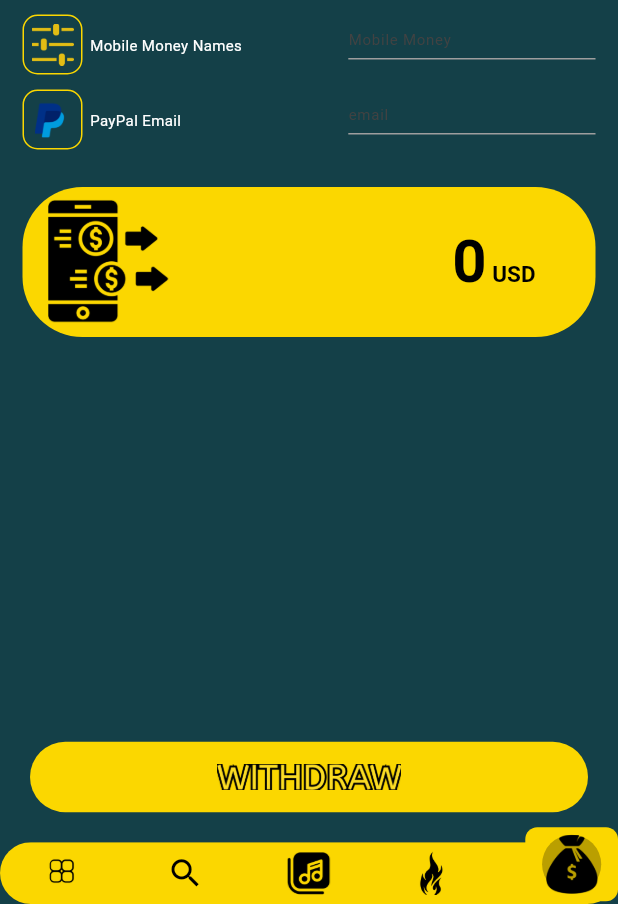
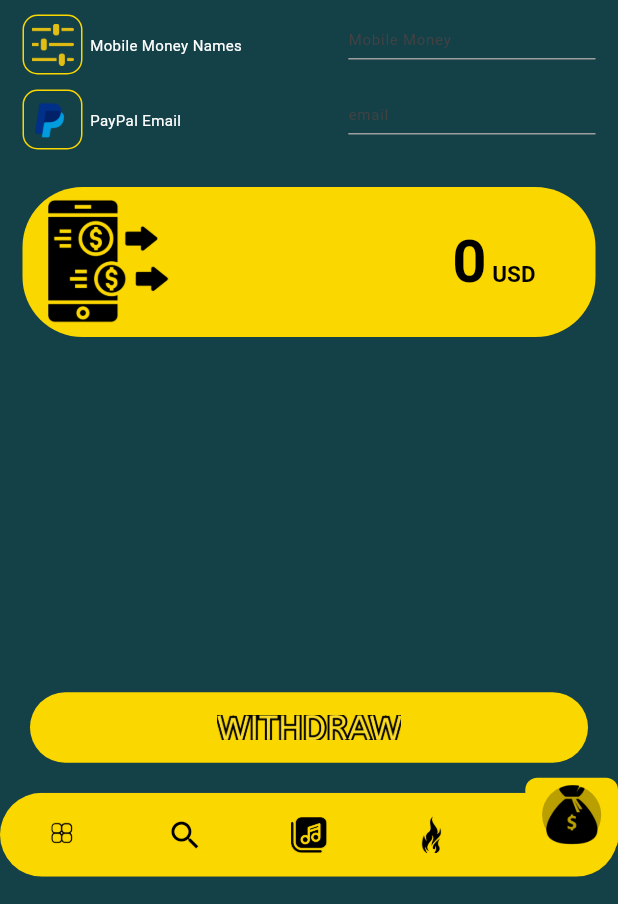
Before and after one commit to worksmartgroup/snapmug, a Flutter app: the HomePage screen opened directly, item 5 of the bottom bar chosen, on a phone screen of 412 x 824 dp, the part 332-1236 px from its top. Run offline on Flutter 3.47's test engine with Material 3 defaults, Android fonts, the phone set to English and light mode, and no system bars; drawn by our look-alikes of google_mobile_ads; our stand-ins replace audioplayers, awesome_dialog, cached_network_image, cloud_functions, connectivity_plus, country_picker and 16 more; missing offline and left inert: flutter_facebook_auth, gif_view; accounts and stored records are empty; network calls fail.

Commit message:
edit sized for all phones & icon App

```diff
--- a/lib/main.dart
+++ b/lib/main.dart
@@ -11,7 +11,6 @@ import 'package:google_mobile_ads/google_mobile_ads.dart';
 import 'package:just_audio_background/just_audio_background.dart';
 import 'package:snapmug/core/class/colors.dart';
 import 'package:snapmug/pages/splash_screen.dart';
-
 
 class DefaultFirebaseOptions {
   static FirebaseOptions get currentPlatform {
@@ -75,6 +74,9 @@ class MyApp extends StatelessWidget {
   Widget build(BuildContext context) {
     return GetMaterialApp(
       title: 'Snapmug',
+      useInheritedMediaQuery: true,
+      // locale: DevicePreview.locale(context),
+      // builder: DevicePreview.appBuilder,
       debugShowCheckedModeBanner: false,
       theme: ThemeData(
         appBarTheme: const AppBarTheme(
--- a/lib/pages/HomePage.dart
+++ b/lib/pages/HomePage.dart
@@ -5,7 +5,7 @@ import 'package:firebase_auth/firebase_auth.dart';
 import 'package:firebase_database/firebase_database.dart';
 import 'package:flutter/material.dart';
 import 'package:fluttertoast/fluttertoast.dart';
-import 'package:get/route_manager.dart';
+import 'package:get/get.dart';
 import 'package:gif_view/gif_view.dart';
 import 'package:google_sign_in/google_sign_in.dart';
 import 'package:snapmug/globals.dart' as globals;
@@ -303,54 +303,55 @@ class _HomePageState extends State<HomePage> with WidgetsBindingObserver {
         ],
       ),
       body: _getPage(_selectedIndex),
-      bottomNavigationBar: Container(
-        height: Get.height * 0.05,
-        decoration: BoxDecoration(
-            // color: yellowColor,
-            borderRadius: BorderRadius.circular(15)),
+      bottomNavigationBar: SizedBox(
+        height: Get.height * 0.09,
         child: Stack(
           clipBehavior: Clip.none,
           children: [
             ClipRRect(
               borderRadius: BorderRadius.circular(100),
-              child: Theme(
-                data: Theme.of(context).copyWith(
-                    // sets the background color of the `BottomNavigationBar`
-                    canvasColor: yellowColor,
-                    // sets the active color of the `BottomNavigationBar` if `Brightness` is light
-                    primaryColor: yellowColor,
-                    textTheme: Theme.of(context)
-                        .textTheme
-                        .copyWith(bodySmall: TextStyle(color: yellowColor))),
               child: BottomNavigationBar(
                 type: BottomNavigationBarType.fixed,
                 selectedFontSize: 0.0,
                 unselectedFontSize: 0.0,
                 backgroundColor: yellowColor,
+                showSelectedLabels: false,
+                showUnselectedLabels: false,
                 items: <BottomNavigationBarItem>[
                   BottomNavigationBarItem(
-                      icon: CircleAvatar(
-                        backgroundColor: _selectedIndex == 0
+                    icon: Container(
+                      padding:
+                          const EdgeInsets.all(4), // تقليل المساحة الداخلية
+
+                      alignment: Alignment.center,
+                      decoration: BoxDecoration(
+                        shape: BoxShape.circle,
+                        color: _selectedIndex == 0
                             ? Colors.black26
                             : Colors.transparent,
+                      ),
                       child: Image.asset(
                         'assets/noun-menu-4748399.png',
-                          width: Get.width * 0.07,
-                          height: Get.height * 0.1,
+                        //  width: Get.width * 0.08,
+                        height: Get.height * 0.03,
+                        fit: BoxFit.cover,
                         color: Colors.black,
                       ),
                     ),
                     label: '',
                   ),
                   BottomNavigationBarItem(
-                      icon: CircleAvatar(
-                          backgroundColor: _selectedIndex == 1
+                    icon: Container(
+                        decoration: BoxDecoration(
+                          shape: BoxShape.circle,
+                          color: _selectedIndex == 1
                               ? Colors.black26
                               : Colors.transparent,
-                          child: const Icon(
+                        ),
+                        child: Icon(
                           Icons.search,
                           color: Colors.black,
-                            size: 25,
+                          size: Get.height * 0.03,
                         )),
                     label: '',
                   ),
@@ -363,8 +364,8 @@ class _HomePageState extends State<HomePage> with WidgetsBindingObserver {
                           padding: const EdgeInsets.all(5),
                           child: Image.asset(
                             'assets/noun-multimedia-6419441.png',
-                              width: Get.width * 0.07,
-                              height: Get.height * 0.1,
+                            //   width: Get.width * 0.07,
+                            height: Get.height * 0.03,
                             color: Colors.black,
                           ),
                         )),
@@ -377,32 +378,28 @@ class _HomePageState extends State<HomePage> with WidgetsBindingObserver {
                             : Colors.transparent,
                         child: Image.asset(
                           'assets/noun-fire-6639941.png',
-                            width: Get.width * 0.07,
-                            height: Get.height * 0.1,
+                          //  width: Get.width * 0.07,
+                          height: Get.height * 0.03,
                           color: Colors.black,
                         )),
                     label: '',
                   ),
                   BottomNavigationBarItem(
-                      icon: Icon(Icons.abc),
-                      //  CircleAvatar(
-                      //     radius: 25,
-                      //     backgroundColor: _selectedIndex == 4
-                      //         ? Colors.black26
-                      //         : Colors.transparent,
-                      //     child: Image.asset(
-                      //       'assets/noun-money-bag-icon-2004052.png',
-                      //       width: 0,
-                      //       height: 0,
-                      //       color: Colors.black,
-                      //     )),
+                    icon: CircleAvatar(
+                        backgroundColor: _selectedIndex == 1
+                            ? Colors.black26
+                            : Colors.transparent,
+                        child: Icon(
+                          Icons.home,
+                          color: Colors.black,
+                          size: Get.height * 0.02,
+                        )),
                     label: '',
                   ),
                 ],
                 currentIndex: _selectedIndex,
                 selectedItemColor: Colors.amber[800],
                 onTap: _onItemTapped,
-                ),
               ),
             ),
             Positioned(
--- a/lib/pages/artist_page.dart
+++ b/lib/pages/artist_page.dart
@@ -93,7 +93,7 @@ class _ArtistPageState extends State<ArtistPage> {
                       height: Get.height * 0.02,
                     ),
                     SizedBox(
-                      height: Get.height * 0.36,
+                      height: Get.height * 0.2,
                       child: SingleChildScrollView(
                         child: Column(
                           children: [
--- a/lib/play_conytoller_widget.dart
+++ b/lib/play_conytoller_widget.dart
@@ -238,10 +238,10 @@ class _PlayerControlsWidgetState<T> extends State<PlayerControlsWidget> {
         topRight: Radius.circular(15),
       ),
       child: SizedBox(
-        height: Get.height * 0.15,
         child: Column(
+          mainAxisSize: MainAxisSize.min,
           children: [
-            const SizedBox(height: 10),
+            SizedBox(height: Get.height * 0.005),
             InkWell(
               onTap: widget.isFullAudioScreen
                   ? null
--- a/lib/widget/home/poster_view_widget.dart
+++ b/lib/widget/home/poster_view_widget.dart
@@ -55,12 +55,12 @@ class _PosterViewWidgetState extends State<PosterViewWidget> {
   @override
   Widget build(BuildContext context) {
     return SizedBox(
-      height: Get.height * 0.2,
+      height: Get.height * 0.17,
       child: Column(
         children: [
           songTitles.isNotEmpty
               ? Container(
-                  height: Get.height * 0.16,
+                  height: Get.height * 0.13,
                   width: Get.width * 0.9,
                   margin: EdgeInsets.symmetric(horizontal: 20),
                   decoration: BoxDecoration(
--- a/pubspec.yaml
+++ b/pubspec.yaml
@@ -70,14 +70,12 @@ dependencies:
   flutter_facebook_auth: ^7.1.1
   sign_in_with_apple: ^7.0.1
   crypto: ^3.0.6
+  device_preview: ^1.2.0
 
 
 dev_dependencies:
   flutter_test:
     sdk: flutter
-
-
-
 
   # The "flutter_lints" package below contains a set of recommended lints to
   # encourage good coding practices. The lint set provided by the package is
@@ -93,6 +91,7 @@ flutter_launcher_icons:
   android: true
   ios: true
   image_path: "assets/icon_app.png"
+  min_sdk_android: 21
 
 
 # For information on the generic Dart part of this file, see the
@@ -109,6 +108,7 @@ flutter:
   # To add assets to your application, add an assets section, like this:
   assets:
     - assets/
+    - assets/icon/icon.png
     - assets/noun-menu-4748399.png
     - assets/notii.png
     - assets/in-love-512.png
```
Also changed, not shown: lib/pages/BottomNav/Hot.dart (+6 -1 lines), lib/widget/artist/images_widget.dart (+8 -4 lines), lib/widget/home/trend_second/custom_poster.dart (+4 -3 lines), lib/widget/home/trend_second/trend_second.dart (+7 -2 lines), pubspec.lock, 22 other files. Lines whose indentation alone changed are shown as unchanged.
